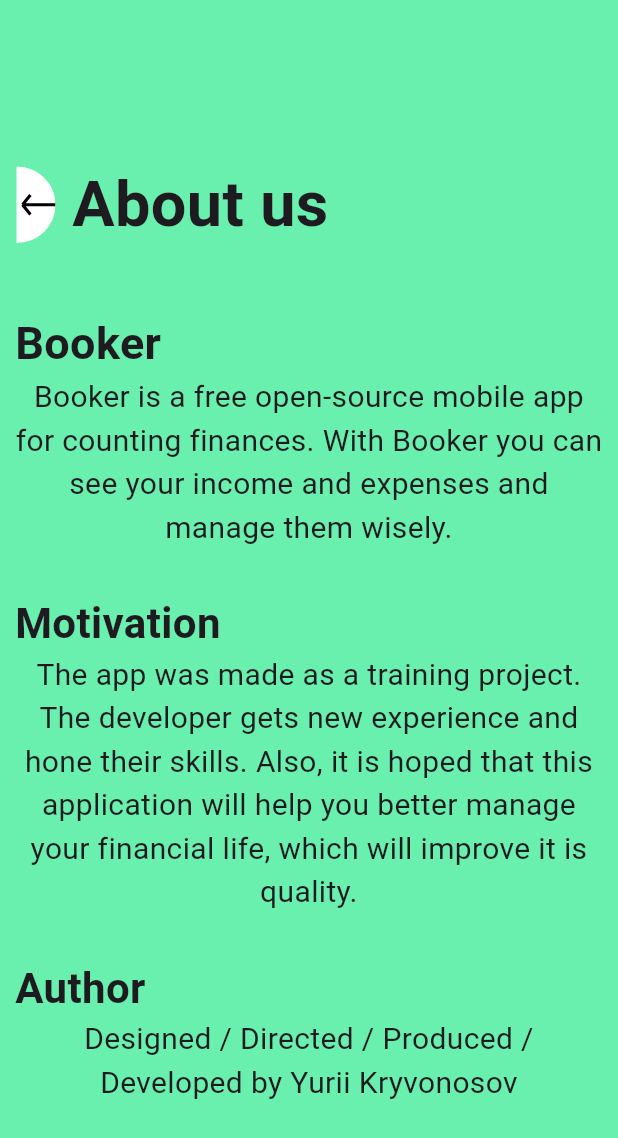
After one commit to Yura-0/booker, a Flutter app: the AboutScreen screen opened directly, on a phone screen of 412 x 824 dp. The commit adds this screen. Shown: the top 1138 px of the screen. Run offline on Flutter 3.47's test engine with Material 2 defaults, Android fonts, the phone set to English and light mode, and no system bars; our stand-ins replace flutter_bloc, flutter_svg, shared_preferences; accounts and stored records are empty; generated files the repository leaves out were written again; Roboto replaces fonts that are missing (Suisse Int'l).

Commit message:
Create about feature

```diff
--- a/Sources/Booker/booker/lib/booker_app.dart
+++ b/Sources/Booker/booker/lib/booker_app.dart
@@ -3,7 +3,7 @@ import 'package:flutter_bloc/flutter_bloc.dart';
 import 'package:flutter_localizations/flutter_localizations.dart';
 
 import 'package:booker/core/core_exp.dart';
-import 'package:booker/features/home_features/view/home_screen.dart';
+import 'package:booker/features/home_feature/view/home_screen.dart';
 import 'package:booker/generated/l10n.dart';
 
 class BookerApp extends StatelessWidget {
--- /dev/null
+++ b/Sources/Booker/booker/lib/core/fonts.dart
@@ -0,0 +1,3 @@
+abstract class Fonts {
+  static const mainFontFamily = "Suisse Int'l";
+}
--- /dev/null
+++ b/Sources/Booker/booker/lib/features/about_feature/about_assets_exp.dart
@@ -0,0 +1 @@
+export 'assets/about_images.dart';
--- /dev/null
+++ b/Sources/Booker/booker/lib/features/about_feature/about_widget_exp.dart
@@ -0,0 +1,2 @@
+export 'widgets/about_header_widget.dart';
+export 'widgets/about_body_widget.dart';
--- /dev/null
+++ b/Sources/Booker/booker/lib/features/about_feature/assets/about_images.dart
@@ -0,0 +1,3 @@
+abstract class AboutImages {
+  static const String exitButtonImage = "assets/images/exit_button.svg";
+}
--- /dev/null
+++ b/Sources/Booker/booker/lib/features/about_feature/view/about_screen.dart
@@ -0,0 +1,37 @@
+import 'package:flutter/material.dart';
+
+import 'package:booker/features/about_feature/about_widget_exp.dart';
+
+class AboutScreen extends StatelessWidget {
+  const AboutScreen({super.key});
+
+  @override
+  Widget build(BuildContext context) {
+     //screen height
+    double screenHeight = MediaQuery.of(context).size.height;
+
+    //sizeBox paddings
+    double sizeBoxPaddingScreenHeightCoefficient = 1 / 8;
+    double sizeBoxHeightInputPadding =
+        screenHeight * sizeBoxPaddingScreenHeightCoefficient;
+
+    double sizeBoxPaddingScreenHeightBetweenCoefficient = 1/30;
+    double sizeBoxHeightBetweenPadding =
+        screenHeight * sizeBoxPaddingScreenHeightBetweenCoefficient;
+    return Scaffold(
+      backgroundColor: Theme.of(context).primaryColor,
+      body: Column(
+        children: <Widget>[
+          SizedBox(
+            height: sizeBoxHeightInputPadding,
+          ),
+          const AboutHeaderWidget(),
+          SizedBox(
+            height: sizeBoxHeightBetweenPadding,
+          ),
+          const AboutBodyWidget(),
+        ],
+      ),
+    );
+  }
+}
--- /dev/null
+++ b/Sources/Booker/booker/lib/features/about_feature/widgets/about_body_widget.dart
@@ -0,0 +1,68 @@
+import 'package:booker/core/fonts.dart';
+import 'package:flutter/material.dart';
+
+class AboutBodyWidget extends StatelessWidget {
+  const AboutBodyWidget({super.key});
+
+  @override
+  Widget build(BuildContext context) {
+    double screenHeight = MediaQuery.of(context).size.height;
+    double containerHeight = screenHeight * (2/3);
+
+    return Container(
+      padding: const EdgeInsets.all(10),
+      height: containerHeight,
+      child: ListView(
+        children: const <Widget>[
+          Text(
+            "Booker",
+            style: TextStyle(
+                fontSize: 30,
+                fontFamily: Fonts.mainFontFamily,
+                fontWeight: FontWeight.bold),
+            textAlign: TextAlign.left,
+          ),
+          Text(
+              "Booker is a free open-source mobile app for counting finances. With Booker you can see your income and expenses and manage them wisely.\n",
+              style: TextStyle(
+                fontSize: 20,
+                fontFamily: Fonts.mainFontFamily,
+              ),
+              textAlign: TextAlign.center,
+              softWrap: true),
+          Text(
+            "Motivation",
+            style: TextStyle(
+                fontSize: 28,
+                fontFamily: Fonts.mainFontFamily,
+                fontWeight: FontWeight.bold),
+            textAlign: TextAlign.left,
+          ),
+          Text(
+              "The app was made as a training project. The developer gets new experience and hone their skills. Also, it is hoped that this application will help you better manage your financial life, which will improve it is quality.\n",
+              style: TextStyle(
+                fontSize: 20,
+                fontFamily: Fonts.mainFontFamily,
+              ),
+              textAlign: TextAlign.center,
+              softWrap: true),
+          Text(
+            "Author",
+            style: TextStyle(
+                fontSize: 28,
+                fontFamily: Fonts.mainFontFamily,
+                fontWeight: FontWeight.bold),
+            textAlign: TextAlign.left,
+          ),
+          Text("Designed / Directed / Produced / Developed by Yurii Kryvonosov",
+              style: TextStyle(
+                fontSize: 20,
+                fontFamily: Fonts.mainFontFamily,
+              ),
+              textAlign: TextAlign.center,
+              softWrap: true),
+        ],
+      ),
+    );
+  }
+}
--- /dev/null
+++ b/Sources/Booker/booker/lib/features/about_feature/widgets/about_header_widget.dart
@@ -0,0 +1,41 @@
+import 'package:booker/core/fonts.dart';
+import 'package:booker/generated/l10n.dart';
+import 'package:flutter/material.dart';
+import 'package:flutter_svg/flutter_svg.dart';
+
+import 'package:booker/features/about_feature/about_assets_exp.dart';
+
+class AboutHeaderWidget extends StatelessWidget {
+  const AboutHeaderWidget({super.key});
+
+  @override
+  Widget build(BuildContext context) {
+    return Row(
+      mainAxisAlignment: MainAxisAlignment.start,
+      mainAxisSize: MainAxisSize.max,
+      children: <Widget>[
+        IconButton(
+          icon: Align(
+            alignment: Alignment.bottomLeft,
+            child: SvgPicture.asset(
+              AboutImages.exitButtonImage,
+              fit: BoxFit.cover,
+            ),
+          ),
+          iconSize: 51,
+          onPressed: () {
+            Navigator.pop(context);
+          },
+        ),
+        Text(
+          S.of(context).aboutUs,
+          style: const TextStyle(
+            fontSize: 42,
+            fontWeight: FontWeight.bold,
+            fontFamily: Fonts.mainFontFamily,
+          ),
+        ),
+      ],
+    );
+  }
+}
--- a/Sources/Booker/booker/lib/features/home_features/view/home_screen.dart
+++ b/Sources/Booker/booker/lib/features/home_feature/view/home_screen.dart
@@ -3,7 +3,7 @@ import 'package:flutter_bloc/flutter_bloc.dart';
 
 import 'package:booker/core/localization/localization_bloc.dart';
 import 'package:booker/core/theme/theme_bloc.dart';
-import 'package:booker/features/home_features/widget_exp.dart';
+import 'package:booker/features/home_feature/home_widget_exp.dart';
 import 'package:booker/generated/l10n.dart';
 
 class HomeScreen extends StatelessWidget {
--- a/Sources/Booker/booker/lib/features/home_features/widgets/drawer_widget.dart
+++ b/Sources/Booker/booker/lib/features/home_feature/widgets/drawer_widget.dart
@@ -1,3 +1,5 @@
+import 'package:booker/core/fonts.dart';
+import 'package:booker/features/about_feature/view/about_screen.dart';
 import 'package:flutter/material.dart';
 
 import 'package:booker/core/core_exp.dart';
@@ -25,8 +27,7 @@ class MyDrawer extends StatelessWidget {
                 Text(
                   S.of(context).menu,
                   style: const TextStyle(
-                    fontSize: 30,
-                  ),
+                      fontSize: 30, fontFamily: Fonts.mainFontFamily),
                 ),
                 const SizedBox(
                   width: 10,
@@ -43,6 +44,7 @@ class MyDrawer extends StatelessWidget {
                     localizationBloc.state == const Locale('en', '')
                         ? "EN"
                         : "UA",
+                    style: const TextStyle(fontFamily: Fonts.mainFontFamily),
                   ),
                 ),
                 IconButton(
@@ -56,14 +58,30 @@ class MyDrawer extends StatelessWidget {
               ],
             )),
         GestureDetector(
-          child: ListTile(title: Text(S.of(context).statistic)),
+          child: ListTile(
+            title: Text(S.of(context).statistic,
+            style: const TextStyle(fontFamily: Fonts.mainFontFamily),
+            )
+          ),
         ),
         GestureDetector(
-          child: ListTile(title: Text(S.of(context).aboutUs)),
+          onTap: () {
+            Navigator.push(
+              context,
+              MaterialPageRoute(builder: (context) => const AboutScreen())
+            );
+          },
+          child: ListTile(title: Text(S.of(context).aboutUs,
+          style: const TextStyle(fontFamily: Fonts.mainFontFamily),
+          )
+        ),
         ),
         const Divider(),
         GestureDetector(
-          child: ListTile(title: Text(S.of(context).exit)),
+          child: ListTile(title: Text(S.of(context).exit,
+          style: const TextStyle(fontFamily: Fonts.mainFontFamily),
+          )
+        ),
         ),
       ]),
     );
```
Also changed, not shown: Sources/Booker/booker/pubspec.yaml (+4 -3 lines), Sources/Booker/booker/assets/images/exit_button.svg (added), Sources/Booker/booker/lib/features/home_feature/home_widget_exp.dart (renamed from Sources/Booker/booker/lib/features/home_features/widget_exp.dart), Sources/Booker/booker/pubspec.lock.
